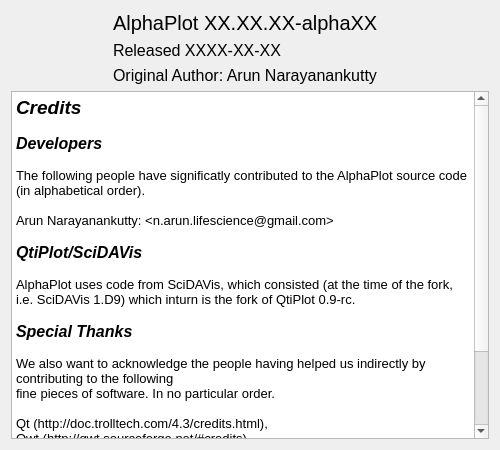
First picture: the form in AlphaPlot/src/About.ui, repository narunlifescience/AlphaPlot, before the edit.
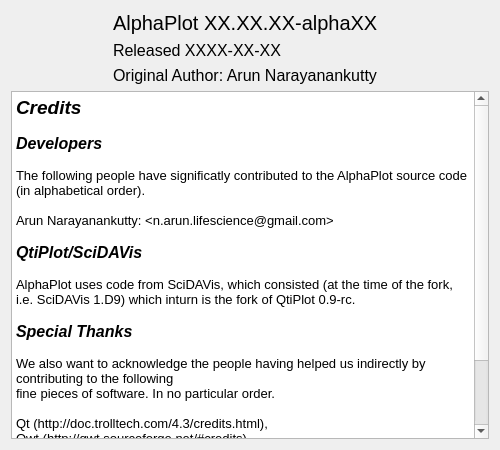
Second picture: the form after the edit. Icons and pictures are not drawn.

Commit message: remove python just in text

What changed in the file:
```diff
--- a/AlphaPlot/src/About.ui
+++ b/AlphaPlot/src/About.ui
@@ -108,32 +108,31 @@
       <string>&lt;!DOCTYPE HTML PUBLIC &quot;-//W3C//DTD HTML 4.0//EN&quot; &quot;http://www.w3.org/TR/REC-html40/strict.dtd&quot;&gt;
 &lt;html&gt;&lt;head&gt;&lt;meta name=&quot;qrichtext&quot; content=&quot;1&quot; /&gt;&lt;style type=&quot;text/css&quot;&gt;
 p, li { white-space: pre-wrap; }
-&lt;/style&gt;&lt;/head&gt;&lt;body style=&quot; font-family:'Noto Sans'; font-size:10pt; font-weight:400; font-style:normal;&quot;&gt;
+&lt;/style&gt;&lt;/head&gt;&lt;body style=&quot; font-family:'Noto Sans'; font-size:9pt; font-weight:400; font-style:normal;&quot;&gt;
 &lt;p style=&quot; margin-top:0px; margin-bottom:0px; margin-left:0px; margin-right:0px; -qt-block-indent:0; text-indent:0px;&quot;&gt;&lt;span style=&quot; font-size:14pt; font-weight:600; font-style:italic;&quot;&gt;Credits &lt;/span&gt;&lt;/p&gt;
-&lt;p style=&quot;-qt-paragraph-type:empty; margin-top:0px; margin-bottom:0px; margin-left:0px; margin-right:0px; -qt-block-indent:0; text-indent:0px;&quot;&gt;&lt;br /&gt;&lt;/p&gt;
+&lt;p style=&quot;-qt-paragraph-type:empty; margin-top:0px; margin-bottom:0px; margin-left:0px; margin-right:0px; -qt-block-indent:0; text-indent:0px; font-size:10pt;&quot;&gt;&lt;br /&gt;&lt;/p&gt;
 &lt;p style=&quot; margin-top:0px; margin-bottom:0px; margin-left:0px; margin-right:0px; -qt-block-indent:0; text-indent:0px;&quot;&gt;&lt;span style=&quot; font-size:12pt; font-weight:600; font-style:italic;&quot;&gt;Developers&lt;/span&gt;&lt;/p&gt;
-&lt;p style=&quot;-qt-paragraph-type:empty; margin-top:0px; margin-bottom:0px; margin-left:0px; margin-right:0px; -qt-block-indent:0; text-indent:0px;&quot;&gt;&lt;br /&gt;&lt;/p&gt;
-&lt;p style=&quot; margin-top:0px; margin-bottom:0px; margin-left:0px; margin-right:0px; -qt-block-indent:0; text-indent:0px;&quot;&gt;The following people have significatly contributed to the AlphaPlot source code (in alphabetical order).&lt;/p&gt;
-&lt;p style=&quot;-qt-paragraph-type:empty; margin-top:0px; margin-bottom:0px; margin-left:0px; margin-right:0px; -qt-block-indent:0; text-indent:0px;&quot;&gt;&lt;br /&gt;&lt;/p&gt;
-&lt;p style=&quot; margin-top:0px; margin-bottom:0px; margin-left:0px; margin-right:0px; -qt-block-indent:0; text-indent:0px;&quot;&gt;Arun Narayanankutty: &amp;lt;n.arun.lifescience@gmail.com&amp;gt;&lt;/p&gt;
-&lt;p style=&quot;-qt-paragraph-type:empty; margin-top:0px; margin-bottom:0px; margin-left:0px; margin-right:0px; -qt-block-indent:0; text-indent:0px;&quot;&gt;&lt;br /&gt;&lt;/p&gt;
+&lt;p style=&quot;-qt-paragraph-type:empty; margin-top:0px; margin-bottom:0px; margin-left:0px; margin-right:0px; -qt-block-indent:0; text-indent:0px; font-size:10pt;&quot;&gt;&lt;br /&gt;&lt;/p&gt;
+&lt;p style=&quot; margin-top:0px; margin-bottom:0px; margin-left:0px; margin-right:0px; -qt-block-indent:0; text-indent:0px;&quot;&gt;&lt;span style=&quot; font-size:10pt;&quot;&gt;The following people have significatly contributed to the AlphaPlot source code (in alphabetical order).&lt;/span&gt;&lt;/p&gt;
+&lt;p style=&quot;-qt-paragraph-type:empty; margin-top:0px; margin-bottom:0px; margin-left:0px; margin-right:0px; -qt-block-indent:0; text-indent:0px; font-size:10pt;&quot;&gt;&lt;br /&gt;&lt;/p&gt;
+&lt;p style=&quot; margin-top:0px; margin-bottom:0px; margin-left:0px; margin-right:0px; -qt-block-indent:0; text-indent:0px;&quot;&gt;&lt;span style=&quot; font-size:10pt;&quot;&gt;Arun Narayanankutty: &amp;lt;n.arun.lifescience@gmail.com&amp;gt;&lt;/span&gt;&lt;/p&gt;
+&lt;p style=&quot;-qt-paragraph-type:empty; margin-top:0px; margin-bottom:0px; margin-left:0px; margin-right:0px; -qt-block-indent:0; text-indent:0px; font-size:10pt;&quot;&gt;&lt;br /&gt;&lt;/p&gt;
 &lt;p style=&quot; margin-top:0px; margin-bottom:0px; margin-left:0px; margin-right:0px; -qt-block-indent:0; text-indent:0px;&quot;&gt;&lt;span style=&quot; font-size:12pt; font-weight:600; font-style:italic;&quot;&gt;QtiPlot/SciDAVis&lt;/span&gt;&lt;/p&gt;
-&lt;p style=&quot;-qt-paragraph-type:empty; margin-top:0px; margin-bottom:0px; margin-left:0px; margin-right:0px; -qt-block-indent:0; text-indent:0px;&quot;&gt;&lt;br /&gt;&lt;/p&gt;
-&lt;p style=&quot; margin-top:0px; margin-bottom:0px; margin-left:0px; margin-right:0px; -qt-block-indent:0; text-indent:0px;&quot;&gt;AlphaPlot uses code from SciDAVis, which consisted (at the time of the fork, i.e. SciDAVis 1.D9) which inturn is the fork of QtiPlot 0.9-rc.&lt;/p&gt;
-&lt;p style=&quot;-qt-paragraph-type:empty; margin-top:0px; margin-bottom:0px; margin-left:0px; margin-right:0px; -qt-block-indent:0; text-indent:0px;&quot;&gt;&lt;br /&gt;&lt;/p&gt;
+&lt;p style=&quot;-qt-paragraph-type:empty; margin-top:0px; margin-bottom:0px; margin-left:0px; margin-right:0px; -qt-block-indent:0; text-indent:0px; font-size:10pt;&quot;&gt;&lt;br /&gt;&lt;/p&gt;
+&lt;p style=&quot; margin-top:0px; margin-bottom:0px; margin-left:0px; margin-right:0px; -qt-block-indent:0; text-indent:0px;&quot;&gt;&lt;span style=&quot; font-size:10pt;&quot;&gt;AlphaPlot uses code from SciDAVis, which consisted (at the time of the fork, i.e. SciDAVis 1.D9) which inturn is the fork of QtiPlot 0.9-rc.&lt;/span&gt;&lt;/p&gt;
+&lt;p style=&quot;-qt-paragraph-type:empty; margin-top:0px; margin-bottom:0px; margin-left:0px; margin-right:0px; -qt-block-indent:0; text-indent:0px; font-size:10pt;&quot;&gt;&lt;br /&gt;&lt;/p&gt;
 &lt;p style=&quot; margin-top:0px; margin-bottom:0px; margin-left:0px; margin-right:0px; -qt-block-indent:0; text-indent:0px;&quot;&gt;&lt;span style=&quot; font-size:12pt; font-weight:600; font-style:italic;&quot;&gt;Special Thanks&lt;/span&gt;&lt;/p&gt;
-&lt;p style=&quot;-qt-paragraph-type:empty; margin-top:0px; margin-bottom:0px; margin-left:0px; margin-right:0px; -qt-block-indent:0; text-indent:0px;&quot;&gt;&lt;br /&gt;&lt;/p&gt;
-&lt;p style=&quot; margin-top:0px; margin-bottom:0px; margin-left:0px; margin-right:0px; -qt-block-indent:0; text-indent:0px;&quot;&gt;We also want to acknowledge the people having helped us indirectly by contributing to the following&lt;/p&gt;
-&lt;p style=&quot; margin-top:0px; margin-bottom:0px; margin-left:0px; margin-right:0px; -qt-block-indent:0; text-indent:0px;&quot;&gt;fine pieces of software. In no particular order.&lt;/p&gt;
-&lt;p style=&quot;-qt-paragraph-type:empty; margin-top:0px; margin-bottom:0px; margin-left:0px; margin-right:0px; -qt-block-indent:0; text-indent:0px;&quot;&gt;&lt;br /&gt;&lt;/p&gt;
-&lt;p style=&quot; margin-top:0px; margin-bottom:0px; margin-left:0px; margin-right:0px; -qt-block-indent:0; text-indent:0px;&quot;&gt;Qt (http://doc.trolltech.com/4.3/credits.html),&lt;/p&gt;
-&lt;p style=&quot; margin-top:0px; margin-bottom:0px; margin-left:0px; margin-right:0px; -qt-block-indent:0; text-indent:0px;&quot;&gt;Qwt (http://qwt.sourceforge.net/#credits),&lt;/p&gt;
-&lt;p style=&quot; margin-top:0px; margin-bottom:0px; margin-left:0px; margin-right:0px; -qt-block-indent:0; text-indent:0px;&quot;&gt;Qwtplot3D (http://qwtplot3d.sourceforge.net/),&lt;/p&gt;
-&lt;p style=&quot; margin-top:0px; margin-bottom:0px; margin-left:0px; margin-right:0px; -qt-block-indent:0; text-indent:0px;&quot;&gt;muParser (http://muparser.sourceforge.net/),&lt;/p&gt;
-&lt;p style=&quot; margin-top:0px; margin-bottom:0px; margin-left:0px; margin-right:0px; -qt-block-indent:0; text-indent:0px;&quot;&gt;Python (http://www.python.org/),&lt;/p&gt;
-&lt;p style=&quot; margin-top:0px; margin-bottom:0px; margin-left:0px; margin-right:0px; -qt-block-indent:0; text-indent:0px;&quot;&gt;GSL (http://www.gnu.org/software/gsl/)&lt;/p&gt;
-&lt;p style=&quot;-qt-paragraph-type:empty; margin-top:0px; margin-bottom:0px; margin-left:0px; margin-right:0px; -qt-block-indent:0; text-indent:0px;&quot;&gt;&lt;br /&gt;&lt;/p&gt;
-&lt;p style=&quot; margin-top:0px; margin-bottom:0px; margin-left:0px; margin-right:0px; -qt-block-indent:0; text-indent:0px;&quot;&gt;... and many more we just forgot to mention.&lt;/p&gt;&lt;/body&gt;&lt;/html&gt;</string>
+&lt;p style=&quot;-qt-paragraph-type:empty; margin-top:0px; margin-bottom:0px; margin-left:0px; margin-right:0px; -qt-block-indent:0; text-indent:0px; font-size:10pt;&quot;&gt;&lt;br /&gt;&lt;/p&gt;
+&lt;p style=&quot; margin-top:0px; margin-bottom:0px; margin-left:0px; margin-right:0px; -qt-block-indent:0; text-indent:0px;&quot;&gt;&lt;span style=&quot; font-size:10pt;&quot;&gt;We also want to acknowledge the people having helped us indirectly by contributing to the following&lt;/span&gt;&lt;/p&gt;
+&lt;p style=&quot; margin-top:0px; margin-bottom:0px; margin-left:0px; margin-right:0px; -qt-block-indent:0; text-indent:0px;&quot;&gt;&lt;span style=&quot; font-size:10pt;&quot;&gt;fine pieces of software. In no particular order.&lt;/span&gt;&lt;/p&gt;
+&lt;p style=&quot;-qt-paragraph-type:empty; margin-top:0px; margin-bottom:0px; margin-left:0px; margin-right:0px; -qt-block-indent:0; text-indent:0px; font-size:10pt;&quot;&gt;&lt;br /&gt;&lt;/p&gt;
+&lt;p style=&quot; margin-top:0px; margin-bottom:0px; margin-left:0px; margin-right:0px; -qt-block-indent:0; text-indent:0px;&quot;&gt;&lt;span style=&quot; font-size:10pt;&quot;&gt;Qt (http://doc.trolltech.com/4.3/credits.html),&lt;/span&gt;&lt;/p&gt;
+&lt;p style=&quot; margin-top:0px; margin-bottom:0px; margin-left:0px; margin-right:0px; -qt-block-indent:0; text-indent:0px;&quot;&gt;&lt;span style=&quot; font-size:10pt;&quot;&gt;Qwt (http://qwt.sourceforge.net/#credits),&lt;/span&gt;&lt;/p&gt;
+&lt;p style=&quot; margin-top:0px; margin-bottom:0px; margin-left:0px; margin-right:0px; -qt-block-indent:0; text-indent:0px;&quot;&gt;&lt;span style=&quot; font-size:10pt;&quot;&gt;Qwtplot3D (http://qwtplot3d.sourceforge.net/),&lt;/span&gt;&lt;/p&gt;
+&lt;p style=&quot; margin-top:0px; margin-bottom:0px; margin-left:0px; margin-right:0px; -qt-block-indent:0; text-indent:0px;&quot;&gt;&lt;span style=&quot; font-size:10pt;&quot;&gt;muParser (http://muparser.sourceforge.net/),&lt;/span&gt;&lt;/p&gt;
+&lt;p style=&quot; margin-top:0px; margin-bottom:0px; margin-left:0px; margin-right:0px; -qt-block-indent:0; text-indent:0px;&quot;&gt;&lt;span style=&quot; font-size:10pt;&quot;&gt;GSL (http://www.gnu.org/software/gsl/)&lt;/span&gt;&lt;/p&gt;
+&lt;p style=&quot;-qt-paragraph-type:empty; margin-top:0px; margin-bottom:0px; margin-left:0px; margin-right:0px; -qt-block-indent:0; text-indent:0px; font-size:10pt;&quot;&gt;&lt;br /&gt;&lt;/p&gt;
+&lt;p style=&quot; margin-top:0px; margin-bottom:0px; margin-left:0px; margin-right:0px; -qt-block-indent:0; text-indent:0px;&quot;&gt;&lt;span style=&quot; font-size:10pt;&quot;&gt;... and many more we just forgot to mention.&lt;/span&gt;&lt;/p&gt;&lt;/body&gt;&lt;/html&gt;</string>
      </property>
     </widget>
    </item>
```
The commit also changes 1 other file.
